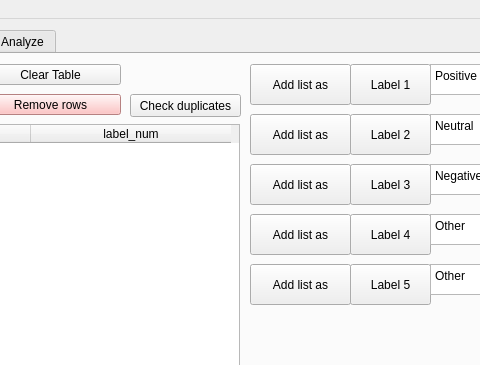
First picture: the form in twitter_analyzer/gui/GUI_QT.ui, repository GrzegorzKrug/TwitterAnalyzer, before the edit; both pictures show x 191 to 671 and y 0 to 365 of the 1090 by 924 pixel window.
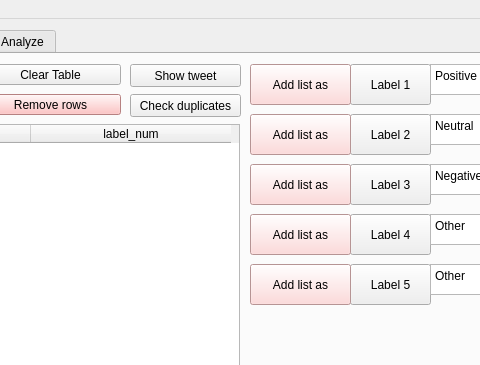
Second picture: the form after the edit.

Commit message: adding lists with labels

```diff
--- a/twitter_analyzer/gui/GUI_QT.ui
+++ b/twitter_analyzer/gui/GUI_QT.ui
@@ -946,6 +946,9 @@
             <height>41</height>
            </rect>
           </property>
+          <property name="styleSheet">
+           <string notr="true">background-color: rgb(255, 207, 207);</string>
+          </property>
           <property name="text">
            <string>Add list as</string>
           </property>
@@ -959,6 +962,9 @@
             <height>41</height>
            </rect>
           </property>
+          <property name="styleSheet">
+           <string notr="true">background-color: rgb(255, 207, 207);</string>
+          </property>
           <property name="text">
            <string>Add list as</string>
           </property>
@@ -972,6 +978,9 @@
             <height>41</height>
            </rect>
           </property>
+          <property name="styleSheet">
+           <string notr="true">background-color: rgb(255, 207, 207);</string>
+          </property>
           <property name="text">
            <string>Add list as</string>
           </property>
@@ -985,6 +994,9 @@
             <height>41</height>
            </rect>
           </property>
+          <property name="styleSheet">
+           <string notr="true">background-color: rgb(255, 207, 207);</string>
+          </property>
           <property name="text">
            <string>Add list as</string>
           </property>
@@ -998,10 +1010,29 @@
             <height>41</height>
            </rect>
           </property>
+          <property name="styleSheet">
+           <string notr="true">background-color: rgb(255, 207, 207);</string>
+          </property>
           <property name="text">
            <string>Add list as</string>
           </property>
          </widget>
+         <widget class="QPushButton" name="pushButton_show_labeled_tweets">
+          <property name="enabled">
+           <bool>true</bool>
+          </property>
+          <property name="geometry">
+           <rect>
+            <x>310</x>
+            <y>10</y>
+            <width>111</width>
+            <height>23</height>
+           </rect>
+          </property>
+          <property name="text">
+           <string>Show tweet</string>
+          </property>
+         </widget>
         </widget>
         <widget class="QWidget" name="Analyze">
          <attribute name="title">
```
The commit also changes 2 other files.
